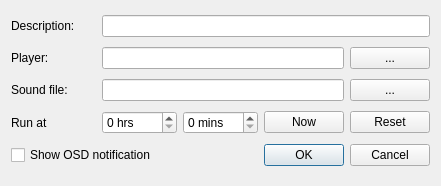
Qt form src/timerdialog.ui (loimu/zeit) before a commit.
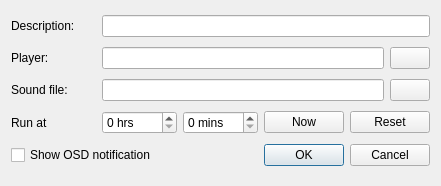
The same form after that commit.

Commit message: zeit: minor changes for dialogs

What changed in the file:
```diff
--- a/src/timerdialog.ui
+++ b/src/timerdialog.ui
@@ -63,7 +63,7 @@
      <item>
       <widget class="QPushButton" name="pushButtonPlayer">
        <property name="text">
-        <string>...</string>
+        <string notr="true"/>
        </property>
       </widget>
      </item>
@@ -94,7 +94,7 @@
      <item>
       <widget class="QPushButton" name="pushButtonSoundFile">
        <property name="text">
-        <string>...</string>
+        <string notr="true"/>
        </property>
       </widget>
      </item>
```
The commit also changes 6 other files.
